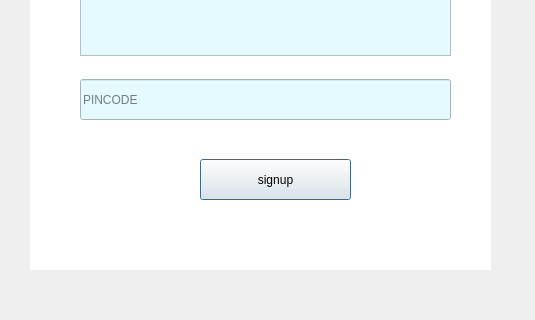
First picture: the form in registration.ui, repository sasank-paria/python_mini_proj, before the edit; both pictures show x 489 to 1024 and y 490 to 810 of the 1024 by 810 pixel window.
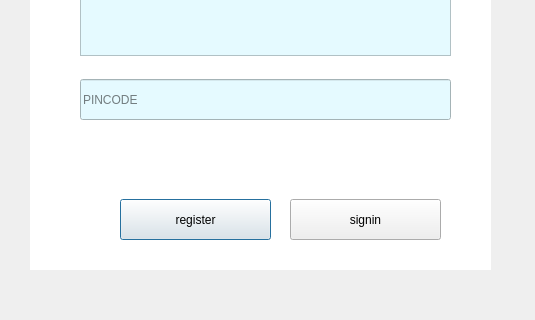
Second picture: the form after the edit. Icons and pictures are not drawn.

```diff
--- a/registration.ui
+++ b/registration.ui
@@ -184,8 +184,8 @@
    <widget class="QPushButton" name="pushButton">
     <property name="geometry">
      <rect>
-      <x>690</x>
-      <y>650</y>
+      <x>610</x>
+      <y>690</y>
       <width>151</width>
       <height>41</height>
      </rect>
@@ -206,7 +206,7 @@
 font: 75 15pt &quot;MS Sans Serif&quot;;</string>
     </property>
     <property name="text">
-     <string>signup</string>
+     <string>register</string>
     </property>
    </widget>
    <widget class="QLabel" name="label_7">
@@ -254,6 +254,51 @@
      <string>                           Health Management App</string>
     </property>
    </widget>
+   <widget class="QLabel" name="register_error_msg_text_field">
+    <property name="geometry">
+     <rect>
+      <x>570</x>
+      <y>630</y>
+      <width>371</width>
+      <height>51</height>
+     </rect>
+    </property>
+    <property name="styleSheet">
+     <string notr="true">font: 12pt &quot;MS Shell Dlg 2&quot;;
+color: rgb(255, 0, 0);</string>
+    </property>
+    <property name="text">
+     <string/>
+    </property>
+   </widget>
+   <widget class="QPushButton" name="reg_signin_button">
+    <property name="geometry">
+     <rect>
+      <x>780</x>
+      <y>690</y>
+      <width>151</width>
+      <height>41</height>
+     </rect>
+    </property>
+    <property name="styleSheet">
+     <string notr="true">
+
+QPushButton {
+background-color: rgb(4, 118, 159)
+}
+
+QPushButton:hover {
+  background-color:rgb(0, 0, 0)
+};
+
+color:rgb(255, 255, 255);
+
+font: 75 15pt &quot;MS Sans Serif&quot;;</string>
+    </property>
+    <property name="text">
+     <string>signin</string>
+    </property>
+   </widget>
   </widget>
  </widget>
  <resources>
```
Left out of the diff: 16 changed lines with no effect on the pictures.
